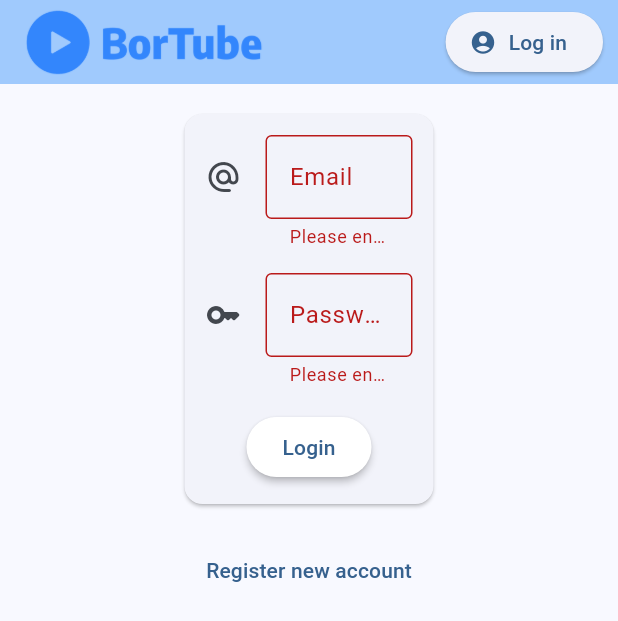
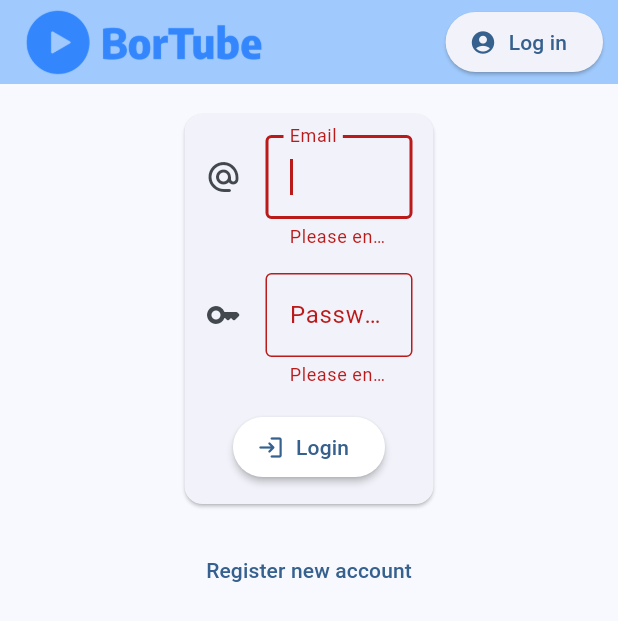
Before and after one commit to tcBorek2002/BorTube-frontend, a Flutter app: the LoginScreen screen opened by its route, after a tap on "Login", on a phone screen of 412 x 824 dp. Shown: the top 621 px of the screen. Run offline on Flutter 3.47's test engine with Material 3 defaults, Android fonts, the phone set to English and light mode, and no system bars; our stand-ins replace chewie, go_router, video_player; missing offline and left inert: dart:html; network calls fail.

Commit message:
Implemented login with backend

```diff
--- a/lib/screens/login_screen.dart
+++ b/lib/screens/login_screen.dart
@@ -1,3 +1,4 @@
+import 'package:bortube_frontend/services/user_service.dart';
 import 'package:flutter/material.dart';
 import 'package:go_router/go_router.dart';
 
@@ -30,14 +31,50 @@ class _LoginScreenState extends State<LoginScreen> {
   final _formKey = GlobalKey<FormState>();
   final emailController = TextEditingController();
   final passwordController = TextEditingController();
+  bool _loading = false;
 
-  void submitLogin() {
+  Future<void> submitLogin() async {
     if (_formKey.currentState!.validate()) {
-      ScaffoldMessenger.of(context).showSnackBar(
-        const SnackBar(content: Text('Processing Data')),
-      );
+      setState(() {
+        _loading = true;
+      });
+      // Wait one second:
+      await Future.delayed(const Duration(seconds: 1));
       String email = emailController.text;
       String password = passwordController.text;
+      String userId = await loginUserBackend(email, password).catchError((e) {
+        setState(() {
+          _loading = false;
+        });
+        ScaffoldMessenger.of(context).showSnackBar(
+          const SnackBar(
+            content:
+                Text('Error while logging in. Please try again later. Error:'),
+            backgroundColor: Colors.red,
+          ),
+        );
+        throw e;
+      });
+      setState(() {
+        _loading = false;
+      });
+      print("UserId logged in: $userId");
+      if (userId == "400") {
+        ScaffoldMessenger.of(context).showSnackBar(
+          const SnackBar(
+            content: Text('Email or password is incorrect. Please try again.'),
+            backgroundColor: Colors.red,
+          ),
+        );
+        return;
+      }
+      ScaffoldMessenger.of(context).showSnackBar(
+        const SnackBar(
+          content: Text('Logged in successfully!'),
+          backgroundColor: Colors.green,
+        ),
+      );
+      context.go('/user/$userId');
     }
   }
 
@@ -59,19 +96,22 @@ class _LoginScreenState extends State<LoginScreen> {
                       child: Column(
                         children: [
                           TextFormField(
+                              autofocus: true,
                               autofillHints: [AutofillHints.email],
                               controller: emailController,
                               keyboardType: TextInputType.emailAddress,
+                              onFieldSubmitted: (value) => submitLogin(),
                               decoration: const InputDecoration(
                                 icon: Icon(Icons.alternate_email_rounded),
                                 border: OutlineInputBorder(),
                                 labelText: 'Email',
                               ),
                               validator: validateEmail),
-                          SizedBox(height: 16.0),
+                          const SizedBox(height: 16.0),
                           TextFormField(
                             autofillHints: [AutofillHints.password],
                             controller: passwordController,
+                            onFieldSubmitted: (value) => submitLogin(),
                             decoration: const InputDecoration(
                               icon: Icon(Icons.key_rounded),
                               border: OutlineInputBorder(),
@@ -85,10 +125,21 @@ class _LoginScreenState extends State<LoginScreen> {
                             },
                             obscureText: true,
                           ),
-                          SizedBox(height: 16.0),
-                          ElevatedButton(
-                            onPressed: submitLogin,
-                            child: Text('Login'),
+                          const SizedBox(height: 16.0),
+                          ElevatedButton.icon(
+                            onPressed: _loading ? null : submitLogin,
+                            icon: _loading
+                                ? Container(
+                                    width: 24,
+                                    height: 24,
+                                    padding: const EdgeInsets.all(2.0),
+                                    child: const CircularProgressIndicator(
+                                      color: Colors.white,
+                                      strokeWidth: 3,
+                                    ),
+                                  )
+                                : const Icon(Icons.login_rounded),
+                            label: const Text('Login'),
                             style: ElevatedButton.styleFrom(
                               elevation: 2,
                               backgroundColor:
@@ -99,10 +150,10 @@ class _LoginScreenState extends State<LoginScreen> {
                       )),
                 ),
               ),
-              SizedBox(height: 16.0),
+              const SizedBox(height: 16.0),
               TextButton(
                 onPressed: () => context.go('/register'),
-                child: Text('Register new account'),
+                child: const Text('Register new account'),
               ),
             ],
           ),
```
Also changed, not shown: lib/services/user_service.dart (added, +30 -0 lines).
